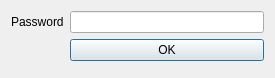
Old version of the form credentialsdialog.ui in the repository 607011/Qt-SESAM.
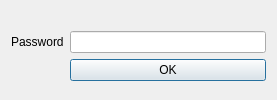
New version of the form.

Patch:
```diff
--- a/credentialsdialog.ui
+++ b/credentialsdialog.ui
@@ -6,8 +6,8 @@
    <rect>
     <x>0</x>
     <y>0</y>
-    <width>275</width>
-    <height>75</height>
+    <width>277</width>
+    <height>100</height>
    </rect>
   </property>
   <property name="focusPolicy">
@@ -20,7 +20,7 @@
    <bool>true</bool>
   </property>
   <layout class="QGridLayout" name="gridLayout">
-   <item row="0" column="0">
+   <item row="1" column="0">
     <layout class="QFormLayout" name="formLayout">
      <property name="fieldGrowthPolicy">
       <enum>QFormLayout::AllNonFixedFieldsGrow</enum>
@@ -61,6 +61,13 @@
      </item>
     </layout>
    </item>
+   <item row="0" column="0">
+    <widget class="QLabel" name="infoLabel">
+     <property name="text">
+      <string/>
+     </property>
+    </widget>
+   </item>
   </layout>
  </widget>
  <tabstops>
```
